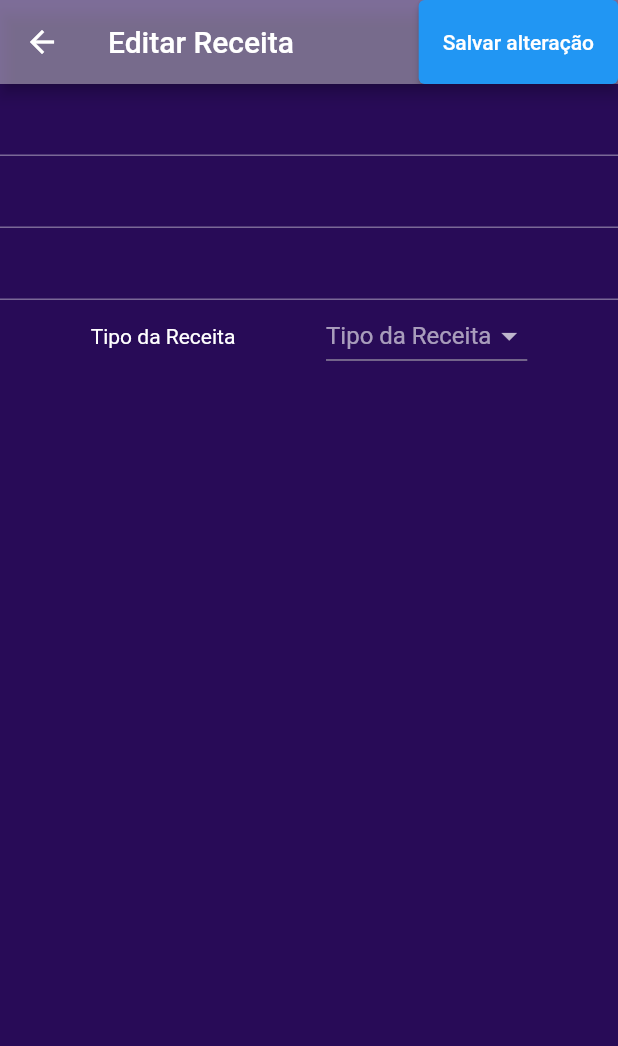
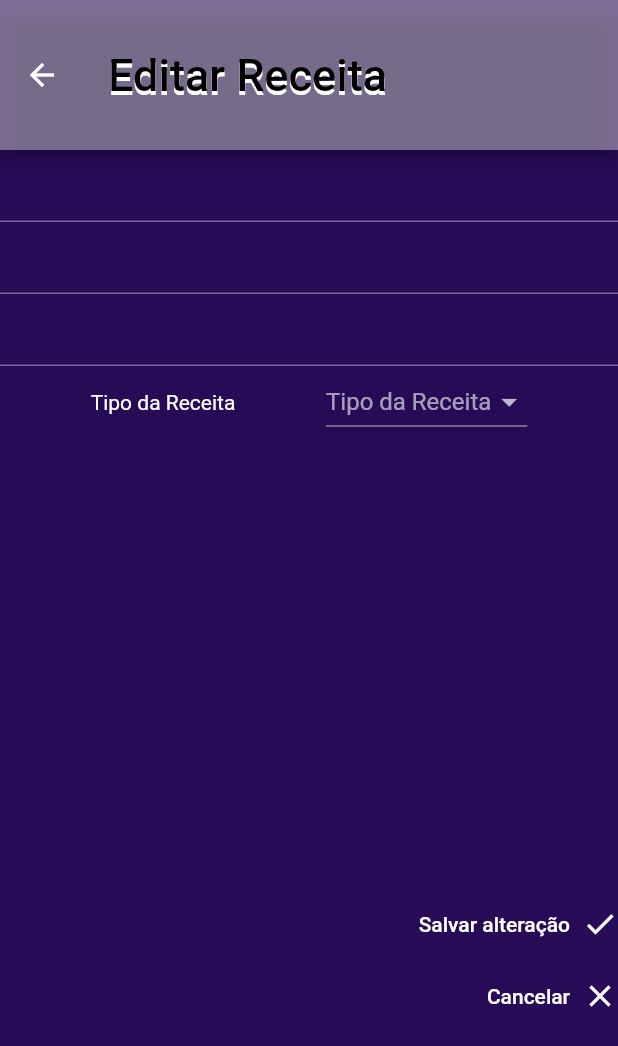
Before and after one commit to BrunoVieiraL/cook_book, a Flutter app: the EditarReceitas screen opened directly with empty values, on a phone screen of 412 x 824 dp. Shown: the top 1046 px of the screen. Run offline on Flutter 3.47's test engine with Material 2 defaults, Android fonts, the phone set to English and light mode, and no system bars; our stand-ins replace flutter_slidable, sqflite; accounts and stored records are empty.

Commit message:
16/07_commit
UI changes on ADD and EDIT pages

```diff
--- a/lib/components/edit_receitas_colunm_component.dart
+++ b/lib/components/edit_receitas_colunm_component.dart
@@ -1,6 +1,8 @@
 import 'package:flutter/material.dart';
 
+import '../database/receitas_database.dart';
 import '../models/receitas_model.dart';
+import '../view/lista_receitas_page.dart';
 import '../widgets/textfield_widget.dart';
 
 class EditReceitasColunmComponent extends StatefulWidget {
@@ -20,11 +22,13 @@ class EditReceitasColunmComponent extends StatefulWidget {
   final String tipoReceita;
 
   @override
-  State<EditReceitasColunmComponent> createState() => _EditReceitasColunmComponentState();
+  State<EditReceitasColunmComponent> createState() =>
+      _EditReceitasColunmComponentState();
 }
 
-class _EditReceitasColunmComponentState extends State<EditReceitasColunmComponent> {
-  List<String> listTipoReceita = ['Entrada','Prato Principal','Sobremesa'];
+class _EditReceitasColunmComponentState
+    extends State<EditReceitasColunmComponent> {
+  List<String> listTipoReceita = ['Entrada', 'Prato Principal', 'Sobremesa'];
 
   @override
   Widget build(BuildContext context) {
@@ -66,7 +70,52 @@ class _EditReceitasColunmComponentState extends State<EditReceitasColunmComponen
               value: widget.argsIDFromHomePage!.tipoReceita,
             ),
           ],
-        )
+        ),
+        const SizedBox(
+          height: 300,
+        ),
+        Row(
+          mainAxisAlignment: MainAxisAlignment.end,
+          children: [
+            TextButton(
+              onPressed: () async {
+                setState(
+                  () {
+                    RecipeDatabase.instance.update(
+                      ReceitasModel(
+                        id: widget.argsIDFromHomePage!.id,
+                        nomeReceita: widget.argsIDFromHomePage!.nomeReceita,
+                        ingredientes: widget.argsIDFromHomePage!.ingredientes,
+                        modoPreparo: widget.argsIDFromHomePage!.modoPreparo,
+                        tipoReceita: widget.argsIDFromHomePage!.tipoReceita,
+                      ),
+                    );
+                  },
+                );
+                Navigator.of(context).pop();
+              },
+              child: const Text('Salvar alteração'),
+            ),
+            const Icon(Icons.check),
+          ],
+        ),
+        Row(
+          mainAxisAlignment: MainAxisAlignment.end,
+          children: [
+            TextButton(
+              onPressed: () {
+                Navigator.of(context)
+                .pushReplacement(MaterialPageRoute(builder: (context) {
+              return ListaReceitas(
+                tipoReceita: widget.argsIDFromHomePage!.tipoReceita,
+              );
+            }));
+              },
+              child: const Text('Cancelar'),
+            ),
+            const Icon(Icons.close),
+          ],
+        ),
       ],
     );
   }
--- a/lib/view/editar_receitas.dart
+++ b/lib/view/editar_receitas.dart
@@ -1,6 +1,4 @@
-import 'package:cooking_agenda/database/receitas_database.dart';
 import 'package:cooking_agenda/models/receitas_model.dart';
-import 'package:cooking_agenda/view/lista_receitas_page.dart';
 import 'package:flutter/material.dart';
 
 import '../components/edit_receitas_colunm_component.dart';
@@ -23,38 +21,20 @@ class _EditarReceitasState extends State<EditarReceitas> {
         ModalRoute.of(context)!.settings.arguments as ReceitasModel;
     return Scaffold(
       appBar: AppBar(
-          title: const Text('Editar Receita'),
-          leading: IconButton(
-            icon: const Icon(Icons.arrow_back),
-            onPressed: () {
-              Navigator.of(context)
-                  .pushReplacement(MaterialPageRoute(builder: (context) {
-                return ListaReceitas(
-                  tipoReceita: argsIDFromHomePage.tipoReceita,
-                );
-              }));
-            },
-          ),
-          actions: [
-            ElevatedButton(
-                onPressed: () async {
-                  setState(
-                    () {
-                      RecipeDatabase.instance.update(
-                        ReceitasModel(
-                          id: argsIDFromHomePage.id,
-                          nomeReceita: argsIDFromHomePage.nomeReceita,
-                          ingredientes: argsIDFromHomePage.ingredientes,
-                          modoPreparo: argsIDFromHomePage.modoPreparo,
-                          tipoReceita: argsIDFromHomePage.tipoReceita,
-                        ),
-                      );
-                    },
-                  );
-                  Navigator.of(context).pop();
-                },
-                child: const Text('Salvar alteração'))
-          ]),
+        toolbarHeight: 100,
+        title: const Text(
+          'Editar Receita',
+          style: TextStyle(
+              color: Colors.black,
+              shadows: [
+                Shadow(
+                  color: Colors.white,
+                  offset: Offset(0, 3),
+                ),
+              ],
+              fontSize: 30),
+        ),
+      ),
       body: EditReceitasColunmComponent(
         nomeReceita: nomeReceita,
         argsIDFromHomePage: argsIDFromHomePage,
```
Also changed, not shown: lib/view/add_receitas.dart (+66 -42 lines).
